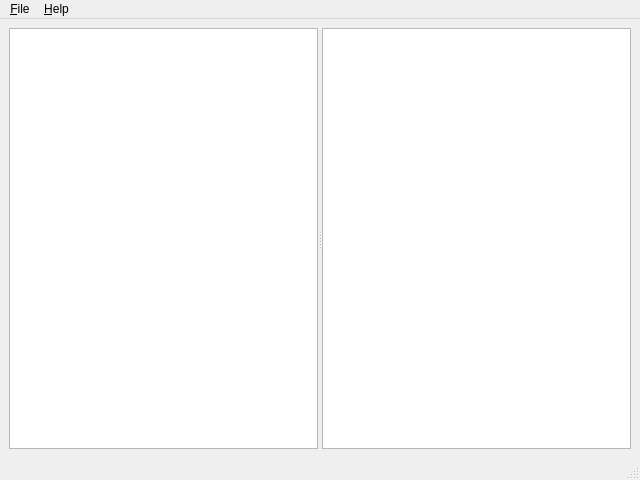
allencch/prayer-clock, file res/prayer-clock.ui: the form before one commit.
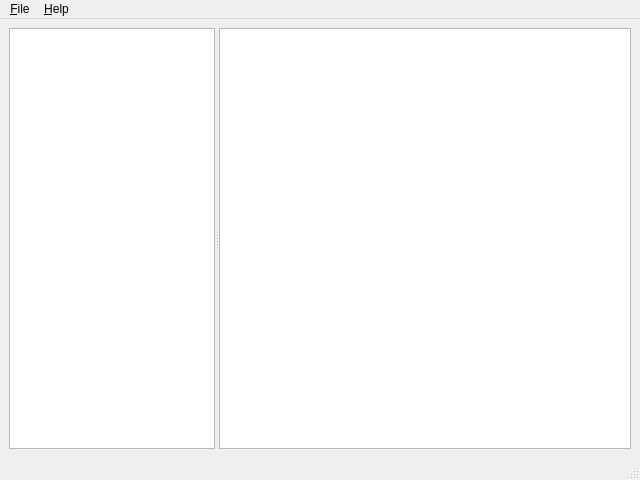
The form after the commit.

Commit message: fix(ui): smaller left panel

What changed in the file:
```diff
--- a/res/prayer-clock.ui
+++ b/res/prayer-clock.ui
@@ -33,6 +33,12 @@
        <enum>Qt::Orientation::Horizontal</enum>
       </property>
       <widget class="QListView" name="prayersListView">
+       <property name="sizePolicy">
+        <sizepolicy hsizetype="Expanding" vsizetype="Expanding">
+         <horstretch>4</horstretch>
+         <verstretch>0</verstretch>
+        </sizepolicy>
+       </property>
        <property name="font">
         <font>
          <pointsize>11</pointsize>
@@ -40,6 +46,12 @@
        </property>
       </widget>
       <widget class="QTextEdit" name="prayerView">
+       <property name="sizePolicy">
+        <sizepolicy hsizetype="Expanding" vsizetype="Expanding">
+         <horstretch>8</horstretch>
+         <verstretch>0</verstretch>
+        </sizepolicy>
+       </property>
        <property name="font">
         <font>
          <pointsize>11</pointsize>
```
